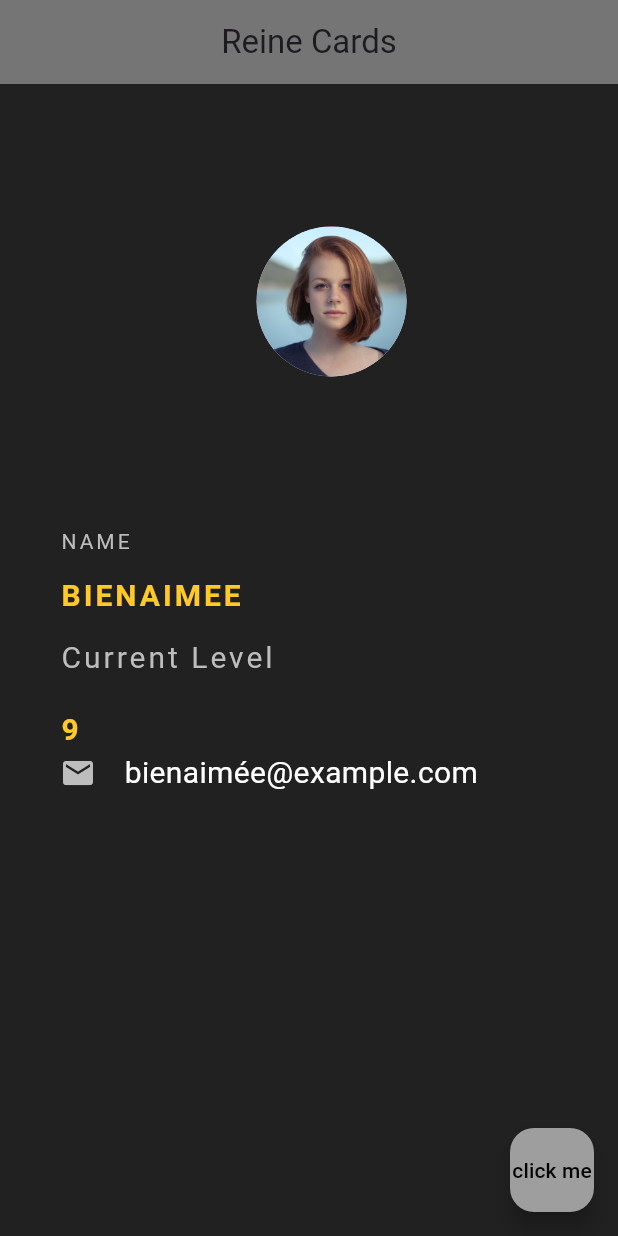
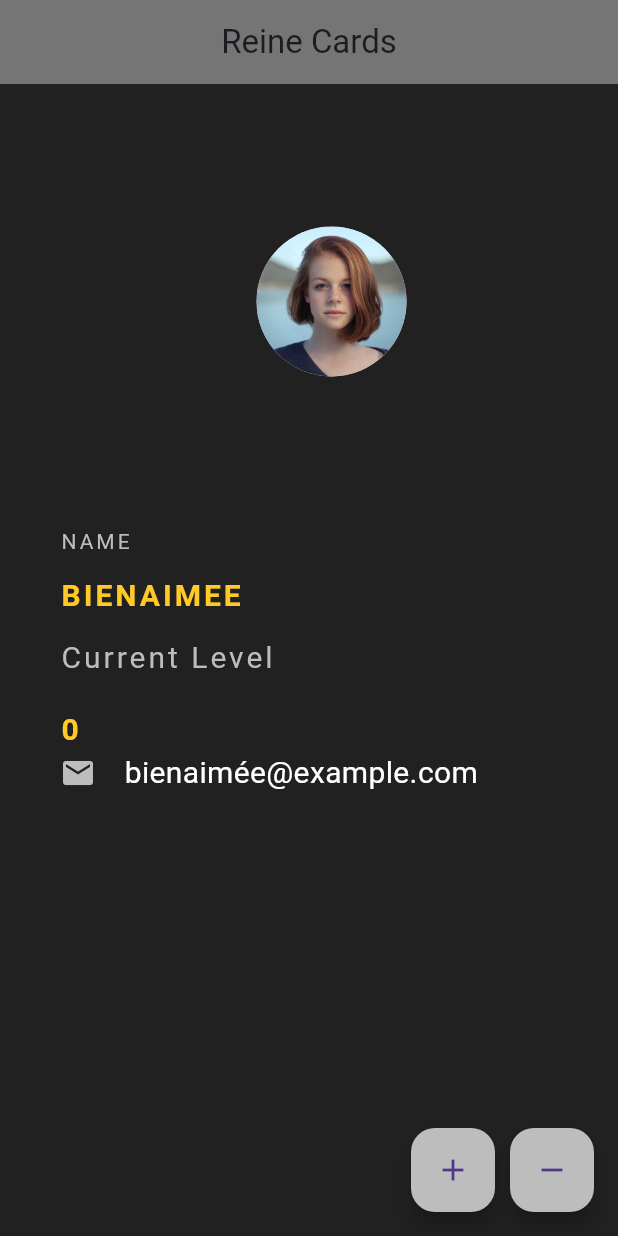
Before and after one commit to mbienaimee/Cards_Mobile, a Flutter app: the screen it shows after launch, on a phone screen of 412 x 824 dp. Run offline on Flutter 3.47's test engine with Material 3 defaults, Android fonts, the phone set to English and light mode, and no system bars.

Commit message:
first flutter project

```diff
--- a/fullproject/lib/main.dart
+++ b/fullproject/lib/main.dart
@@ -6,7 +6,13 @@ void main() {
   ));
 }
 
-class Home extends StatelessWidget {
+class Home extends StatefulWidget {
+  @override
+  State<Home> createState() => _HomeState();
+}
+
+class _HomeState extends State<Home> {
+  int currentLevel = 0;
   @override
   Widget build(BuildContext context) {
     return Scaffold(
@@ -65,7 +71,7 @@ class Home extends StatelessWidget {
 
             SizedBox(height:19.0),
             Text(
-              '9',
+              '$currentLevel',
               style: TextStyle(
                   color: Colors.amber[400],
                   letterSpacing: 2.0,
@@ -99,17 +105,31 @@ class Home extends StatelessWidget {
 
         ),
       ),
-      floatingActionButton: FloatingActionButton(
-        onPressed: (){},
-        child: Text(
-            'click me',
-                style: TextStyle(
-            color: Colors.black,
-        ),
-        ),
-        backgroundColor: Colors.grey,
-
-
+      floatingActionButton: Row(
+        mainAxisAlignment: MainAxisAlignment.end,
+        children: <Widget>[
+          FloatingActionButton(
+            onPressed: () {
+              setState(() {
+                currentLevel += 1;
+              });
+            },
+            child: Icon(Icons.add),
+            backgroundColor: Colors.grey[400],
+          ),
+          SizedBox(width: 10), // Spacing between the buttons
+          FloatingActionButton(
+            onPressed: () {
+              setState(() {
+                if (currentLevel > 0) {
+                  currentLevel -= 1;
+                }
+              });
+            },
+            child: Icon(Icons.remove),
+            backgroundColor: Colors.grey[400],
+          ),
+        ],
       ),
     );
   }
```
